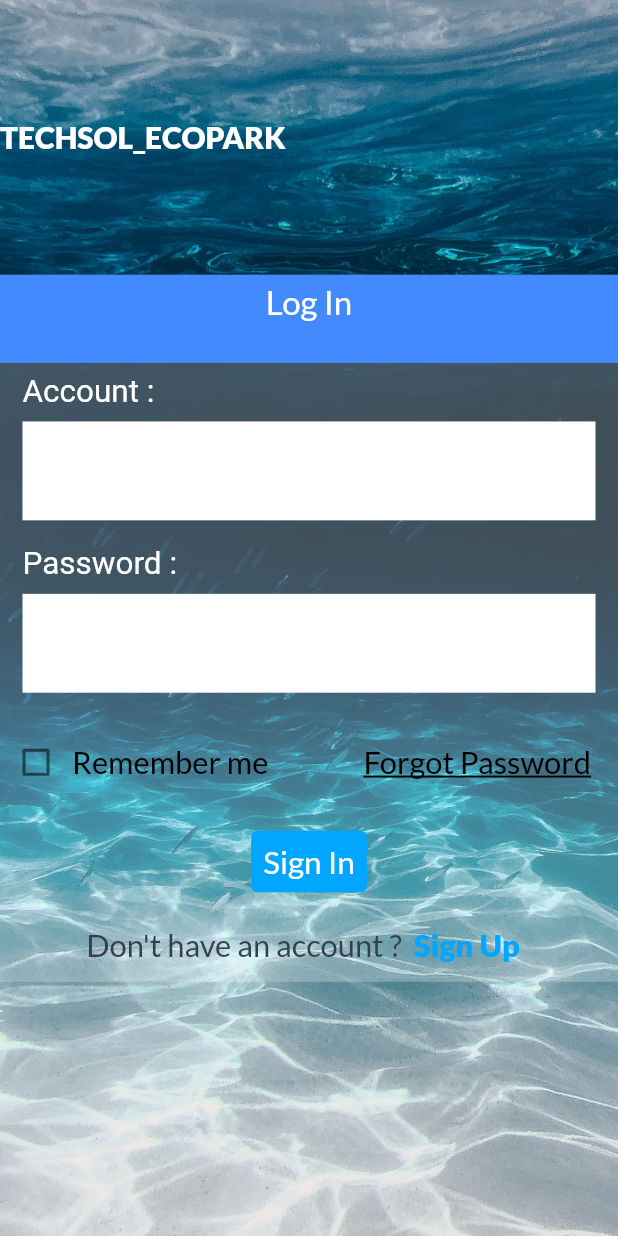
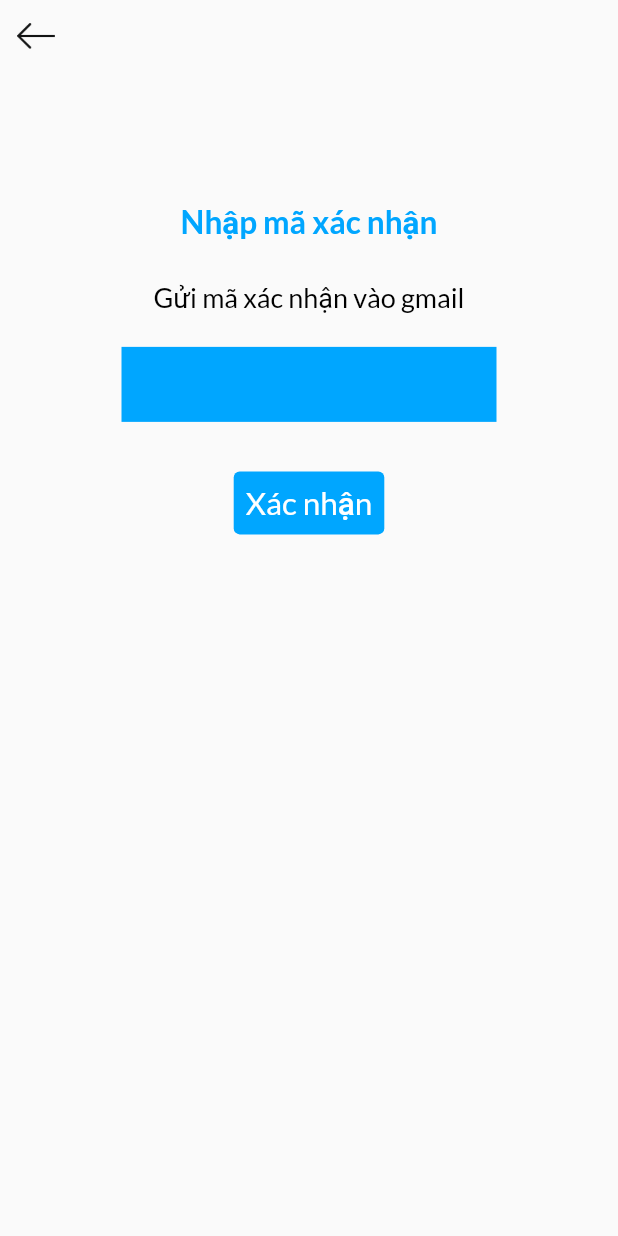
Before and after one commit to AnhNThust/Techsol_Ecopark, a Flutter app: the screen it shows after launch, after a tap on "Forgot Password", on a phone screen of 412 x 824 dp. Run offline on Flutter 3.47's test engine with Material 2 defaults, Android fonts, the light colour scheme and no system bars.

Commit message:
Create VerifyPage of Reset Password

```diff
--- a/lib/main.dart
+++ b/lib/main.dart
@@ -2,6 +2,7 @@ import 'package:flutter/cupertino.dart';
 import 'package:flutter/material.dart';
 import 'package:techsol_ecopark/constants.dart';
 import 'package:techsol_ecopark/screens/main_page/main_screen.dart';
+import 'package:techsol_ecopark/screens/new_password/verify_page.dart';
 
 import 'screens/login/input_field.dart';
 import 'screens/login/label_account.dart';
@@ -83,10 +84,10 @@ class SignInButton extends StatelessWidget {
       child: TextButton(
         onPressed: () {
           Navigator.push(
-            context,
-            MaterialPageRoute(
-              builder: (context) => MainPageScreen(),
-            ));
+              context,
+              MaterialPageRoute(
+                builder: (context) => MainPageScreen(),
+              ));
         },
         child: Text(
           "Sign In",
@@ -132,7 +133,13 @@ class ForgotButton extends StatelessWidget {
           ),
           Spacer(),
           TextButton(
-            onPressed: () {},
+            onPressed: () {
+              Navigator.push(
+                  context,
+                  MaterialPageRoute(
+                    builder: (context) => VerifyPage(),
+                  ));
+            },
             child: Text(
               "Forgot Password",
               style: TextStyle(
--- a/lib/screens/main_page/main_screen.dart
+++ b/lib/screens/main_page/main_screen.dart
@@ -3,6 +3,7 @@ import 'package:flutter/material.dart';
 import 'package:techsol_ecopark/constants.dart';
 
 import 'body.dart';
+import 'templates/item_nav_bar.dart';
 
 class MainPageScreen extends StatelessWidget {
   @override
@@ -26,23 +27,6 @@ class MainPageScreen extends StatelessWidget {
         ),
         child: Row(
           children: [
-            // TextButton.icon(
-            //   onPressed: () {},
-            //   icon: Image.asset(
-            //     "assets/images/Book.png",
-            //     color: Colors.white,
-            //     width: 40,
-            //     height: 40,
-            //   ),
-            //   label: Text(
-            //     "Node list",
-            //     style: TextStyle(
-            //       color: Colors.white,
-            //       fontSize: 11,
-            //       fontFamily: "Lato",
-            //     ),
-            //   ),
-            // )
             ItemOfNavBar(
               image: "assets/images/Book.png",
               title: "Node list",
@@ -59,49 +43,7 @@ class MainPageScreen extends StatelessWidget {
             ),
           ],
         ),
-      ),
+      ), //Navigator Bar
     );
   }
 }
-
-class ItemOfNavBar extends StatelessWidget {
-  const ItemOfNavBar({
-    Key key,
-    this.image,
-    this.title,
-  }) : super(key: key);
-
-  final String image;
-  final String title;
-
-  @override
-  Widget build(BuildContext context) {
-    Size size = MediaQuery.of(context).size;
-
-    return Padding(
-      padding: const EdgeInsets.only(
-        left: CusPadding,
-        right: CusPadding,
-      ),
-      child: Column(
-        children: [
-          IconButton(
-            icon: Image.asset(
-                image,
-              color: Colors.white,
-            ),
-            onPressed: () {},
-          ),
-          Text(
-            title,
-            style: TextStyle(
-              color: Colors.white,
-              fontSize: size.width * 0.034,
-              fontFamily: "Lato",
-            ),
-          ),
-        ],
-      ),
-    );
-  }
-}
--- /dev/null
+++ b/lib/screens/main_page/templates/item_nav_bar.dart
@@ -0,0 +1,45 @@
+import 'package:flutter/material.dart';
+
+import '../../../constants.dart';
+
+class ItemOfNavBar extends StatelessWidget {
+  const ItemOfNavBar({
+    Key key,
+    this.image,
+    this.title,
+  }) : super(key: key);
+
+  final String image;
+  final String title;
+
+  @override
+  Widget build(BuildContext context) {
+    Size size = MediaQuery.of(context).size;
+
+    return Padding(
+      padding: const EdgeInsets.only(
+        left: CusPadding,
+        right: CusPadding,
+      ),
+      child: Column(
+        children: [
+          IconButton(
+            icon: Image.asset(
+              image,
+              color: Colors.white,
+            ),
+            onPressed: () {},
+          ),
+          Text(
+            title,
+            style: TextStyle(
+              color: Colors.white,
+              fontSize: size.width * 0.034,
+              fontFamily: "Lato",
+            ),
+          ),
+        ],
+      ),
+    );
+  }
+}
--- /dev/null
+++ b/lib/screens/new_password/verify_page.dart
@@ -0,0 +1,89 @@
+import 'package:flutter/cupertino.dart';
+import 'package:flutter/material.dart';
+import 'package:techsol_ecopark/constants.dart';
+
+class VerifyPage extends StatelessWidget {
+  @override
+  Widget build(BuildContext context) {
+    return SafeArea(
+      child: Scaffold(
+        body: SingleChildScrollView(
+          child: Column(
+            crossAxisAlignment: CrossAxisAlignment.start,
+            children: [
+              IconButton(
+                icon: Image.asset(
+                  "assets/images/Back2.png",
+                  height: 25,
+                  width: 25,
+                ),
+                onPressed: () {
+                  Navigator.pop(context);
+                },
+              ),
+              Center(
+                heightFactor: 1.5,
+                child: Column(
+                  children: [
+                    Text(
+                      "\nNhập mã xác nhận\n",
+                      style: TextStyle(
+                        color: kBackgroundBtnColor,
+                        fontSize: 21,
+                        fontFamily: "Lato",
+                        fontWeight: FontWeight.bold,
+                      ),
+                    ), // Nhãn Nhập mã xác nhận
+                    Text(
+                      "Gửi mã xác nhận vào gmail\n",
+                      style: TextStyle(
+                        color: Colors.black,
+                        fontSize: 18,
+                        fontFamily: "Lato",
+                      ),
+                    ), // Nhãn Gửi xác nhận vào gmail
+                    Container(
+                      width: 250,
+                      height: 50,
+                      color: kBackgroundBtnColor,
+                      margin: EdgeInsets.only(
+                        bottom: 30,
+                      ),
+                      child: TextField(
+                        decoration: InputDecoration(
+                          enabledBorder: InputBorder.none,
+                          focusedBorder: InputBorder.none,
+                          contentPadding: EdgeInsets.symmetric(
+                            horizontal: 7,
+                          ),
+                        ),
+                        style: TextStyle(
+                          fontSize: 20,
+                        ),
+                        onChanged: (value) {},
+                      ),
+                    ), // Ô Nhập mã xác nhận
+                    TextButton(
+                      onPressed: () {},
+                      child: Text(
+                        "Xác nhận",
+                        style: TextStyle(
+                          color: Colors.white,
+                          fontSize: 21,
+                          fontFamily: "Lato",
+                        ),
+                      ),
+                      style: TextButton.styleFrom(
+                        backgroundColor: kBackgroundBtnColor,
+                      ),
+                    ), // Nút xác nhận
+                  ],
+                ),
+              ),
+            ],
+          ),
+        ),
+      ),
+    );
+  }
+}
```
